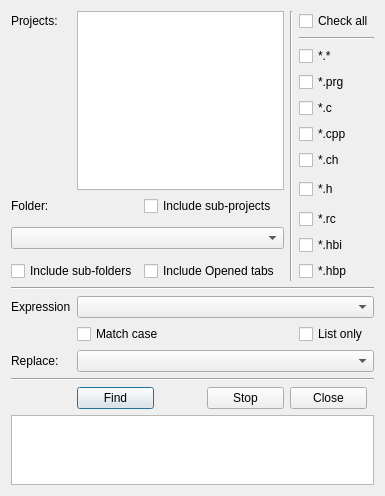
Qt form harbour/contrib/hbide/resources/findinfiles.ui (harbour/core) before a commit.
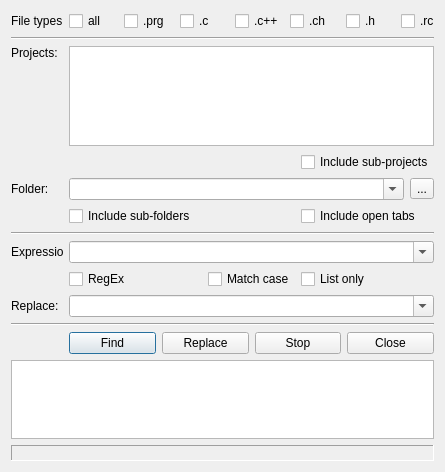
The same form after that commit.

Commit message: 2010-02-05 08:59 UTC-0800 Pritpal Bedi (pritpal@vouchcac.com)   * contrib/hbide/resources/findinfiles.ui   * contrib/hbide/resources/findinfiles.uic   * contrib/hbqt/THbQtUI.prg

Diff of the .ui file:
```diff
--- a/harbour/contrib/hbide/resources/findinfiles.ui
+++ b/harbour/contrib/hbide/resources/findinfiles.ui
@@ -6,29 +6,56 @@
    <rect>
     <x>0</x>
     <y>0</y>
-    <width>364</width>
+    <width>422</width>
     <height>472</height>
    </rect>
   </property>
+  <property name="sizePolicy">
+   <sizepolicy hsizetype="Fixed" vsizetype="Preferred">
+    <horstretch>0</horstretch>
+    <verstretch>0</verstretch>
+   </sizepolicy>
+  </property>
+  <property name="maximumSize">
+   <size>
+    <width>16777215</width>
+    <height>16777215</height>
+   </size>
+  </property>
   <property name="windowTitle">
    <string>Dialog</string>
   </property>
   <layout class="QGridLayout" name="gridLayout">
-   <item row="0" column="0">
-    <widget class="QLabel" name="label">
+   <item row="2" column="0">
+    <widget class="QLabel" name="labelProjects">
      <property name="maximumSize">
       <size>
-       <width>60</width>
+       <width>52</width>
        <height>16777215</height>
       </size>
      </property>
      <property name="text">
       <string>Projects:</string>
      </property>
+     <property name="alignment">
+      <set>Qt::AlignLeading|Qt::AlignLeft|Qt::AlignTop</set>
+     </property>
     </widget>
    </item>
-   <item row="0" column="1" rowspan="8" colspan="3">
-    <widget class="QListWidget" name="listWidget">
+   <item row="2" column="1" rowspan="2" colspan="4">
+    <widget class="QListWidget" name="listProjects">
+     <property name="minimumSize">
+      <size>
+       <width>0</width>
+       <height>100</height>
+      </size>
+     </property>
+     <property name="maximumSize">
+      <size>
+       <width>16777215</width>
+       <height>100</height>
+      </size>
+     </property>
      <property name="editTriggers">
       <set>QAbstractItemView::NoEditTriggers</set>
      </property>
@@ -36,203 +63,22 @@
       <enum>QAbstractItemView::MultiSelection</enum>
      </property>
      <property name="sortingEnabled">
-      <bool>true</bool>
+      <bool>false</bool>
      </property>
     </widget>
    </item>
-   <item row="0" column="4" rowspan="13">
-    <widget class="Line" name="line_2">
-     <property name="orientation">
-      <enum>Qt::Vertical</enum>
-     </property>
-    </widget>
-   </item>
-   <item row="0" column="5">
-    <widget class="QCheckBox" name="checkBox_9">
-     <property name="sizePolicy">
-      <sizepolicy hsizetype="Fixed" vsizetype="Fixed">
-       <horstretch>0</horstretch>
-       <verstretch>0</verstretch>
-      </sizepolicy>
-     </property>
-     <property name="text">
-      <string>Check all</string>
-     </property>
-    </widget>
-   </item>
-   <item row="1" column="5">
-    <widget class="Line" name="line">
-     <property name="orientation">
-      <enum>Qt::Horizontal</enum>
-     </property>
-    </widget>
-   </item>
-   <item row="2" column="5">
-    <widget class="QCheckBox" name="checkBox_14">
-     <property name="sizePolicy">
-      <sizepolicy hsizetype="Fixed" vsizetype="Fixed">
-       <horstretch>0</horstretch>
-       <verstretch>0</verstretch>
-      </sizepolicy>
-     </property>
-     <property name="text">
-      <string>*.*</string>
-     </property>
-    </widget>
-   </item>
-   <item row="3" column="5">
-    <widget class="QCheckBox" name="checkPrg">
-     <property name="sizePolicy">
-      <sizepolicy hsizetype="Fixed" vsizetype="Fixed">
-       <horstretch>0</horstretch>
-       <verstretch>0</verstretch>
-      </sizepolicy>
-     </property>
-     <property name="text">
-      <string>*.prg</string>
-     </property>
-    </widget>
-   </item>
-   <item row="4" column="5">
-    <widget class="QCheckBox" name="checkBox">
-     <property name="sizePolicy">
-      <sizepolicy hsizetype="Fixed" vsizetype="Fixed">
-       <horstretch>0</horstretch>
-       <verstretch>0</verstretch>
-      </sizepolicy>
-     </property>
-     <property name="text">
-      <string>*.c</string>
-     </property>
-    </widget>
-   </item>
-   <item row="5" column="5">
-    <widget class="QCheckBox" name="checkBox_2">
-     <property name="sizePolicy">
-      <sizepolicy hsizetype="Fixed" vsizetype="Fixed">
-       <horstretch>0</horstretch>
-       <verstretch>0</verstretch>
-      </sizepolicy>
-     </property>
-     <property name="text">
-      <string>*.cpp</string>
-     </property>
-    </widget>
-   </item>
-   <item row="6" column="5">
-    <widget class="QCheckBox" name="checkBox_3">
-     <property name="sizePolicy">
-      <sizepolicy hsizetype="Fixed" vsizetype="Fixed">
-       <horstretch>0</horstretch>
-       <verstretch>0</verstretch>
-      </sizepolicy>
-     </property>
-     <property name="text">
-      <string>*.ch</string>
-     </property>
-    </widget>
-   </item>
-   <item row="7" column="5" rowspan="2">
-    <widget class="QCheckBox" name="checkBox_4">
-     <property name="sizePolicy">
-      <sizepolicy hsizetype="Fixed" vsizetype="Fixed">
-       <horstretch>0</horstretch>
-       <verstretch>0</verstretch>
-      </sizepolicy>
-     </property>
-     <property name="text">
-      <string>*.h</string>
-     </property>
-    </widget>
-   </item>
-   <item row="8" column="0" rowspan="2">
-    <widget class="QLabel" name="label_2">
-     <property name="maximumSize">
-      <size>
-       <width>60</width>
-       <height>16777215</height>
-      </size>
-     </property>
-     <property name="text">
-      <string>Folder:</string>
-     </property>
-    </widget>
-   </item>
-   <item row="8" column="2" rowspan="2" colspan="2">
-    <widget class="QCheckBox" name="checkBox_11">
-     <property name="text">
-      <string>Include sub-projects</string>
-     </property>
-    </widget>
-   </item>
-   <item row="9" column="5" rowspan="2">
-    <widget class="QCheckBox" name="checkBox_5">
-     <property name="sizePolicy">
-      <sizepolicy hsizetype="Fixed" vsizetype="Fixed">
-       <horstretch>0</horstretch>
-       <verstretch>0</verstretch>
-      </sizepolicy>
-     </property>
-     <property name="text">
-      <string>*.rc</string>
-     </property>
-    </widget>
-   </item>
-   <item row="10" column="0" rowspan="2" colspan="4">
-    <widget class="QComboBox" name="comboBox"/>
-   </item>
-   <item row="11" column="5">
-    <widget class="QCheckBox" name="checkBox_6">
-     <property name="sizePolicy">
-      <sizepolicy hsizetype="Fixed" vsizetype="Fixed">
-       <horstretch>0</horstretch>
-       <verstretch>0</verstretch>
-      </sizepolicy>
-     </property>
-     <property name="text">
-      <string>*.hbi</string>
-     </property>
-    </widget>
-   </item>
-   <item row="12" column="0" colspan="2">
-    <widget class="QCheckBox" name="checkBox_10">
-     <property name="text">
-      <string>Include sub-folders</string>
-     </property>
-    </widget>
-   </item>
-   <item row="12" column="2" colspan="2">
-    <widget class="QCheckBox" name="checkBox_8">
-     <property name="text">
-      <string>Include Opened tabs </string>
-     </property>
-    </widget>
-   </item>
-   <item row="12" column="5">
-    <widget class="QCheckBox" name="checkBox_7">
-     <property name="sizePolicy">
-      <sizepolicy hsizetype="Fixed" vsizetype="Fixed">
-       <horstretch>0</horstretch>
-       <verstretch>0</verstretch>
-      </sizepolicy>
-     </property>
-     <property name="text">
-      <string>*.hbp</string>
-     </property>
-    </widget>
-   </item>
-   <item row="13" column="0" colspan="6">
+   <item row="12" column="0" colspan="5">
     <widget class="Line" name="line_3">
      <property name="orientation">
       <enum>Qt::Horizontal</enum>
      </property>
     </widget>
    </item>
-   <item row="14" column="0">
-    <widget class="QLabel" name="label_3">
+   <item row="13" column="0">
+    <widget class="QLabel" name="labelExpr">
      <property name="maximumSize">
       <size>
-       <width>60</width>
+       <width>52</width>
        <height>16777215</height>
       </size>
      </property>
@@ -241,28 +87,32 @@
      </property>
     </widget>
    </item>
-   <item row="14" column="1" colspan="5">
-    <widget class="QComboBox" name="comboBox_2"/>
+   <item row="13" column="1" colspan="4">
+    <widget class="QComboBox" name="comboExpr">
+     <property name="editable">
+      <bool>true</bool>
+     </property>
+    </widget>
    </item>
-   <item row="15" column="1" colspan="2">
-    <widget class="QCheckBox" name="checkBox_12">
+   <item row="14" column="1" colspan="2">
+    <widget class="QCheckBox" name="checkRegEx">
      <property name="text">
-      <string>Match case</string>
+      <string>RegEx</string>
      </property>
     </widget>
    </item>
-   <item row="15" column="5">
-    <widget class="QCheckBox" name="checkBox_13">
+   <item row="14" column="4">
+    <widget class="QCheckBox" name="checkListOnly">
      <property name="text">
       <string>List only</string>
      </property>
     </widget>
    </item>
-   <item row="16" column="0">
-    <widget class="QLabel" name="label_4">
+   <item row="15" column="0">
+    <widget class="QLabel" name="labelRepl">
      <property name="maximumSize">
       <size>
-       <width>60</width>
+       <width>52</width>
        <height>16777215</height>
       </size>
      </property>
@@ -271,67 +121,216 @@
      </property>
     </widget>
    </item>
-   <item row="16" column="1" colspan="5">
-    <widget class="QComboBox" name="comboBox_3"/>
+   <item row="15" column="1" colspan="4">
+    <widget class="QComboBox" name="comboRepl">
+     <property name="editable">
+      <bool>true</bool>
+     </property>
+    </widget>
    </item>
-   <item row="17" column="0" colspan="6">
+   <item row="16" column="0" colspan="5">
     <widget class="Line" name="line_4">
      <property name="orientation">
       <enum>Qt::Horizontal</enum>
      </property>
     </widget>
    </item>
-   <item row="18" column="1" colspan="2">
-    <widget class="QPushButton" name="pushButton">
-     <property name="maximumSize">
-      <size>
-       <width>77</width>
-       <height>16777215</height>
-      </size>
+   <item row="14" column="3">
+    <widget class="QCheckBox" name="checkMatchCase">
+     <property name="text">
+      <string>Match case</string>
      </property>
+    </widget>
+   </item>
+   <item row="0" column="0" colspan="5">
+    <layout class="QHBoxLayout" name="horizontalLayout">
+     <item>
+      <widget class="QLabel" name="label">
+       <property name="minimumSize">
+        <size>
+         <width>52</width>
+         <height>0</height>
+        </size>
+       </property>
+       <property name="maximumSize">
+        <size>
+         <width>52</width>
+         <height>16777215</height>
+        </size>
+       </property>
+       <property name="text">
+        <string>File types:</string>
+       </property>
+      </widget>
+     </item>
+     <item>
+      <widget class="QCheckBox" name="checkAll">
+       <property name="text">
+        <string>all</string>
+       </property>
+      </widget>
+     </item>
+     <item>
+      <widget class="QCheckBox" name="checkPrg">
+       <property name="text">
+        <string>.prg</string>
+       </property>
+      </widget>
+     </item>
+     <item>
+      <widget class="QCheckBox" name="checkC">
+       <property name="text">
+        <string>.c</string>
+       </property>
+      </widget>
+     </item>
+     <item>
+      <widget class="QCheckBox" name="checkCpp">
+       <property name="text">
+        <string>.c++</string>
+       </property>
+      </widget>
+     </item>
+     <item>
+      <widget class="QCheckBox" name="checkCh">
+       <property name="text">
+        <string>.ch</string>
+       </property>
+      </widget>
+     </item>
+     <item>
+      <widget class="QCheckBox" name="checkH">
+       <property name="text">
+        <string>.h</string>
+       </property>
+      </widget>
+     </item>
+     <item>
+      <widget class="QCheckBox" name="checkRc">
+       <property name="maximumSize">
+        <size>
+         <width>33</width>
+         <height>16777215</height>
+        </size>
+       </property>
+       <property name="text">
+        <string>.rc</string>
+       </property>
+      </widget>
+     </item>
+    </layout>
+   </item>
+   <item row="1" column="0" colspan="5">
+    <widget class="Line" name="line_5">
+     <property name="orientation">
+      <enum>Qt::Horizontal</enum>
+     </property>
+    </widget>
+   </item>
+   <item row="10" column="4">
+    <widget class="QCheckBox" name="checkOpenTabs">
      <property name="text">
-      <string>Find</string>
+      <string>Include open tabs </string>
      </property>
     </widget>
    </item>
-   <item row="18" column="4" colspan="2">
-    <widget class="QPushButton" name="pushButton_3">
-     <property name="maximumSize">
-      <size>
-       <width>77</width>
-       <height>16777215</height>
-      </size>
+   <item row="6" column="4">
+    <widget class="QCheckBox" name="checkSubProjects">
+     <property name="text">
+      <string>Include sub-projects</string>
      </property>
+    </widget>
+   </item>
+   <item row="10" column="1">
+    <widget class="QCheckBox" name="checkSubFolders">
      <property name="text">
-      <string>Close</string>
+      <string>Include sub-folders</string>
      </property>
     </widget>
    </item>
-   <item row="19" column="0" colspan="6">
-    <widget class="QTreeWidget" name="treeWidget">
-     <attribute name="headerVisible">
-      <bool>false</bool>
-     </attribute>
-     <attribute name="headerVisible">
-      <bool>false</bool>
-     </attribute>
-     <column>
-      <property name="text">
-       <string notr="true">1</string>
-      </property>
-     </column>
+   <item row="17" column="1" colspan="4">
+    <layout class="QHBoxLayout" name="horizontalLayout_2">
+     <item>
+      <widget class="QPushButton" name="buttonFind">
+       <property name="text">
+        <string>Find</string>
+       </property>
+      </widget>
+     </item>
+     <item>
+      <widget class="QPushButton" name="buttonRepl">
+       <property name="text">
+        <string>Replace</string>
+       </property>
+      </widget>
+     </item>
+     <item>
+      <widget class="QPushButton" name="buttonStop">
+       <property name="text">
+        <string>Stop</string>
+       </property>
+      </widget>
+     </item>
+     <item>
+      <widget class="QPushButton" name="buttonClose">
+       <property name="text">
+        <string>Close</string>
+       </property>
+      </widget>
+     </item>
+    </layout>
+   </item>
+   <item row="19" column="0" colspan="5">
+    <widget class="QTextEdit" name="editResults">
+     <property name="lineWrapMode">
+      <enum>QTextEdit::NoWrap</enum>
+     </property>
     </widget>
    </item>
-   <item row="18" column="3">
-    <widget class="QPushButton" name="pushButton_2">
-     <property name="maximumSize">
-      <size>
-       <width>77</width>
-       <height>16777215</height>
-      </size>
+   <item row="8" column="0" colspan="5">
+    <layout class="QHBoxLayout" name="horizontalLayout_3">
+     <item>
+      <widget class="QLabel" name="labelFolder">
+       <property name="maximumSize">
+        <size>
+         <width>52</width>
+         <height>16777215</height>
+        </size>
+       </property>
+       <property name="text">
+        <string>Folder:</string>
+       </property>
+      </widget>
+     </item>
+     <item>
+      <widget class="QComboBox" name="comboFolder">
+       <property name="editable">
+        <bool>true</bool>
+       </property>
+      </widget>
+     </item>
+     <item>
+      <widget class="QToolButton" name="buttonFolder">
+       <property name="text">
+        <string>...</string>
+       </property>
+      </widget>
+     </item>
+    </layout>
+   </item>
+   <item row="20" column="0" colspan="5">
+    <widget class="QLabel" name="labelStatus">
+     <property name="frameShape">
+      <enum>QFrame::Panel</enum>
      </property>
+     <property name="frameShadow">
+      <enum>QFrame::Sunken</enum>
+     </property>
      <property name="text">
-      <string>Stop</string>
+      <string/>
+     </property>
+     <property name="wordWrap">
+      <bool>false</bool>
      </property>
     </widget>
    </item>
```
Left out of the diff: 6 changed lines with no effect on the pictures. The commit also changes 10 other files.
